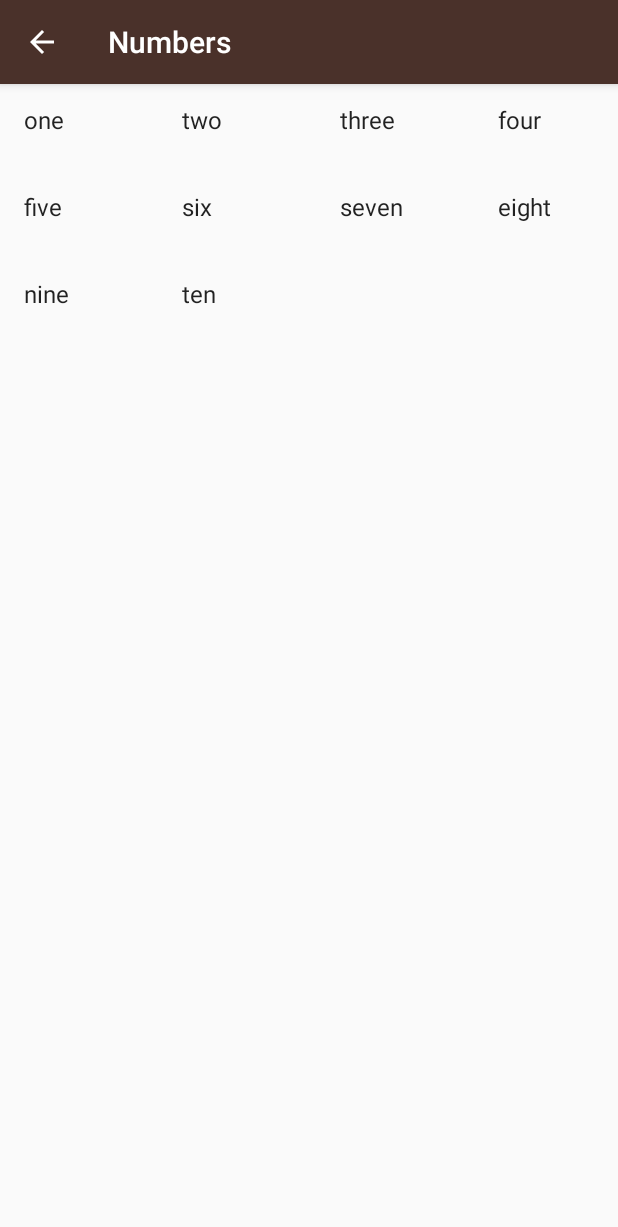
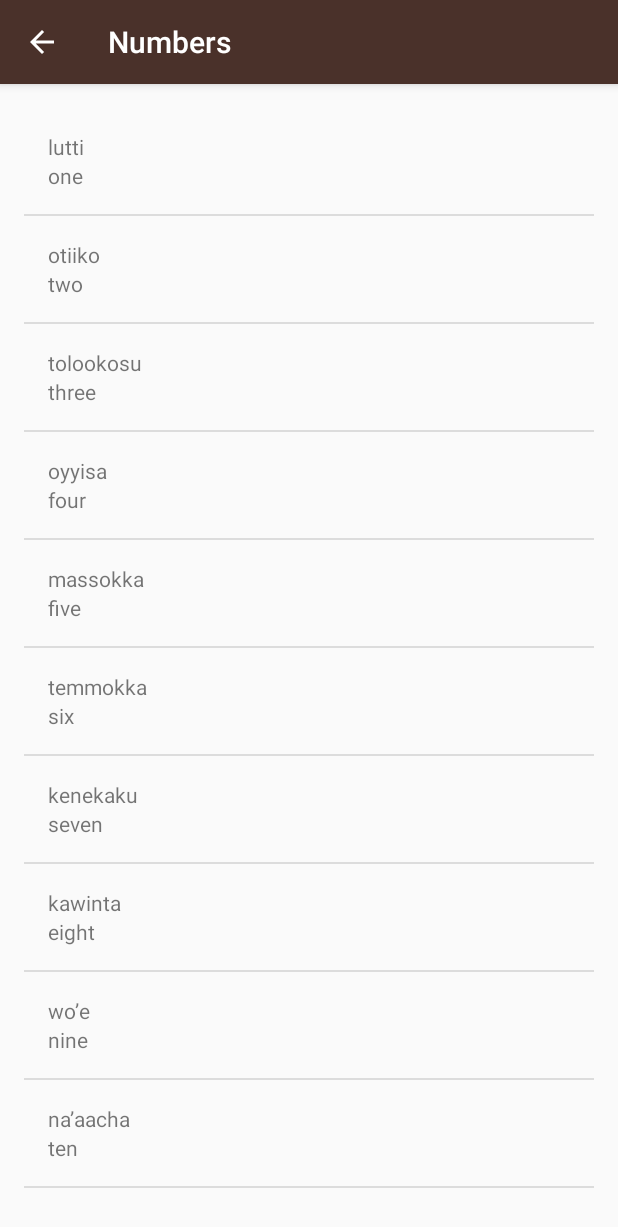
Before and after one commit to thatsabhi22/udacity-Miwok-app, an Android app: the NumbersActivity screen opened directly, with no data from a screen before it, on a phone screen of 412 x 824 dp. Shown: the top 1227 px of the screen. Run offline under Robolectric (Android 15) with nearby library versions, the phone set to English and light mode, and no system bars.

Commit message:
Created a customArrayAdapter for miwok translation listview, also custom listview layout

```diff
--- a/app/src/main/java/com/example/android/miwok/NumbersActivity.java
+++ b/app/src/main/java/com/example/android/miwok/NumbersActivity.java
@@ -3,10 +3,7 @@ package com.example.android.miwok;
 import android.support.v7.app.AppCompatActivity;
 import android.os.Bundle;
 import android.widget.ArrayAdapter;
-import android.widget.GridView;
-import android.widget.LinearLayout;
 import android.widget.ListView;
-import android.widget.TextView;
 
 import java.util.ArrayList;
 
@@ -18,26 +15,32 @@ public class NumbersActivity extends AppCompatActivity {
         setContentView(R.layout.activity_numbers);
 
         //Initialize an Arraylist
-        ArrayList<String> words = new ArrayList<String>();
+        ArrayList<Word> words = new ArrayList<Word>();
 
         //Populating the Arraylist
-        words.add("one");
-        words.add("two");
-        words.add("three");
-        words.add("four");
-        words.add("five");
-        words.add("six");
-        words.add("seven");
-        words.add("eight");
-        words.add("nine");
-        words.add("ten");
+        words.add(new Word("one", "lutti"));
+        words.add(new Word("two", "otiiko"));
+        words.add(new Word("three", "tolookosu"));
+        words.add(new Word("four", "oyyisa"));
+        words.add(new Word("five", "massokka"));
+        words.add(new Word("six", "temmokka"));
+        words.add(new Word("seven", "kenekaku"));
+        words.add(new Word("eight", "kawinta"));
+        words.add(new Word("nine", "wo’e"));
+        words.add(new Word("ten", "na’aacha"));
 
-        ArrayAdapter<String> itemsAdapter = new ArrayAdapter<String>(this, android.R.layout.simple_list_item_1, words);
+        // Create an {@link WordAdapter}, whose data source is a list of {@link Word}s. The
+        // adapter knows how to create list items for each item in the list.
+        WordAdapter wordAdapter = new WordAdapter(this, words);
 
-        //ListView listView = (ListView) findViewById(R.id.list);
-        GridView gridView = (GridView) findViewById(R.id.gridview);
+        // Find the {@link ListView} object in the view hierarchy of the {@link Activity}.
+        // There should be a {@link ListView} with the view ID called list, which is declared in the
+        // activity_numbers.xml layout file.
+        ListView listView = (ListView) findViewById(R.id.list);
 
-        gridView.setAdapter(itemsAdapter);
+        // Make the {@link ListView} use the {@link WordAdapter} we created above, so that the
+        // {@link ListView} will display list items for each {@link Word} in the list.
+        listView.setAdapter(wordAdapter);
 
     }
 }
--- /dev/null
+++ b/app/src/main/java/com/example/android/miwok/Word.java
@@ -0,0 +1,60 @@
+package com.example.android.miwok;
+
+/**
+ * Created by aviator on 15/12/17.
+ */
+
+    /**
+    * {@link Word} represents a vocabulary word that the user wants to learn.
+    * It contains a default translation and a Miwok translation for that word.
+    */
+public class Word {
+
+    /** Default translation for the word */
+    private String mDefaultTranslation;
+
+    /** Miwok translation for the word */
+    private String mMiwokTranslation;
+
+
+    /**
+     +     * Create a new Word object.
+     +     *
+     +     * @param defaultTranslation is the word in a language that the user is already familiar with
+     +     *                           (such as English)
+     +     * @param miwokTranslation is the word in the Miwok language
+     */
+    public Word(String defaultTranslation, String miwokTranslation) {
+        mDefaultTranslation = defaultTranslation;
+        mMiwokTranslation = miwokTranslation;
+    }
+
+    /**
+    * Get the Miwok translation of the word.
+    */
+    public String getmMiwokTranslation() {
+        return mMiwokTranslation;
+    }
+
+    /**
+    * Set the default translation of the word.
+    */
+    public void setmMiwokTranslation(String mMiwokTranslation) {
+        this.mMiwokTranslation = mMiwokTranslation;
+    }
+
+
+    /**
+    * Get the default translation of the word.
+    */
+    public String getmDefaultTranslation() {
+        return mDefaultTranslation;
+    }
+
+    /**
+    * Set the default translation of the word.
+    */
+    public void setmDefaultTranslation(String mDefaultTranslation) {
+        this.mDefaultTranslation = mDefaultTranslation;
+    }
+}
--- /dev/null
+++ b/app/src/main/java/com/example/android/miwok/WordAdapter.java
@@ -0,0 +1,69 @@
+package com.example.android.miwok;
+
+import android.app.Activity;
+import android.support.annotation.NonNull;
+import android.support.annotation.Nullable;
+import android.view.LayoutInflater;
+import android.view.View;
+import android.view.ViewGroup;
+import android.widget.ArrayAdapter;
+import android.widget.TextView;
+
+import java.util.ArrayList;
+
+/**
+ * Created by aviator on 16/12/17.
+ */
+
+public class WordAdapter extends ArrayAdapter<Word> {
+
+    /**
+     * This is our own custom constructor (it doesn't mirror a superclass constructor).
+     * The context is used to inflate the layout file, and the list is the data we want
+     * to populate into the lists.
+     *
+     * @param context        The current context. Used to inflate the layout file.
+     * @param wordList       A List of Word objects to display in a list
+     */
+    public WordAdapter(Activity context, ArrayList<Word> wordList) {
+
+        // Here, we initialize the ArrayAdapter's internal storage for the context and the list.
+        // the second argument is used when the ArrayAdapter is populating a single TextView.
+        // Because this is a custom adapter for two TextViews and an ImageView, the adapter is not
+        // going to use this second argument, so it can be any value. Here, we used 0.
+        super(context, 0, wordList);
+
+    }
+
+    @NonNull
+    @Override
+    public View getView(int position, @Nullable View convertView, @NonNull ViewGroup parent) {
+
+        // Check if the existing view is being reused, otherwise inflate the view
+        View listItemView = convertView;
+        if (listItemView == null) {
+
+            listItemView = LayoutInflater.from(getContext()).
+                    inflate(R.layout.list_item, parent, false);
+        }
+
+        // Get the {@link Word} object located at this position in the list
+        Word currentWord = getItem(position);
+
+        // Find the TextView in the list_item.xml layout with the ID version_name
+        TextView defaultTranslation = listItemView.findViewById(R.id.english_word);
+
+        // Get the default translation from current Word object and
+        // set this text on the name TextView
+        defaultTranslation.setText(currentWord.getmDefaultTranslation());
+
+        // Find the TextView in the list_item.xml layout with the ID version_name
+        TextView miwokTranslation = listItemView.findViewById(R.id.miwok_word);
+
+        // Get the miwok translation from the current Word object and
+        // set this text on the name TextView
+        miwokTranslation.setText(currentWord.getmMiwokTranslation());
+
+        return listItemView;
+    }
+}
--- a/app/src/main/res/layout/activity_numbers.xml
+++ b/app/src/main/res/layout/activity_numbers.xml
@@ -1,13 +1,12 @@
 <?xml version="1.0" encoding="utf-8"?>
-<GridView xmlns:android="http://schemas.android.com/apk/res/android"
+<ListView xmlns:android="http://schemas.android.com/apk/res/android"
     xmlns:tools="http://schemas.android.com/tools"
-    android:id="@+id/gridview"
+    android:id="@+id/list"
+    android:orientation="vertical"
     android:layout_width="match_parent"
     android:layout_height="match_parent"
-    android:columnWidth="90dp"
-    android:numColumns="auto_fit"
-    android:verticalSpacing="10dp"
-    android:horizontalSpacing="10dp"
-    android:stretchMode="columnWidth"
-    android:gravity="center"
+    android:paddingBottom="@dimen/activity_vertical_margin"
+    android:paddingLeft="@dimen/activity_horizontal_margin"
+    android:paddingRight="@dimen/activity_horizontal_margin"
+    android:paddingTop="@dimen/activity_vertical_margin"
     tools:context="com.example.android.miwok.NumbersActivity"/>
--- /dev/null
+++ b/app/src/main/res/layout/list_item.xml
@@ -0,0 +1,21 @@
+<?xml version="1.0" encoding="utf-8"?>
+<LinearLayout
+    xmlns:android="http://schemas.android.com/apk/res/android"
+    android:layout_width="match_parent"
+    android:layout_height="match_parent"
+    android:padding="@dimen/default_list_view_padding"
+    android:orientation="vertical">
+
+    <TextView
+        android:layout_width="wrap_content"
+        android:layout_height="wrap_content"
+        android:text="@string/miwok_word"
+        android:id="@+id/miwok_word"/>
+
+    <TextView
+        android:layout_width="wrap_content"
+        android:layout_height="wrap_content"
+        android:text="@string/english_word"
+        android:id="@+id/english_word"/>
+
+</LinearLayout>
--- a/app/src/main/res/values/dimens.xml
+++ b/app/src/main/res/values/dimens.xml
@@ -18,4 +18,5 @@
     <!-- Default screen margins, per the Android Design guidelines. -->
     <dimen name="activity_horizontal_margin">16dp</dimen>
     <dimen name="activity_vertical_margin">16dp</dimen>
+    <dimen name="default_list_view_padding">16dp</dimen>
 </resources>
--- a/app/src/main/res/values/strings.xml
+++ b/app/src/main/res/values/strings.xml
@@ -32,5 +32,7 @@
     <string name="phrasesActivityLabel">Phrases</string>
     <string name="familyActivityLabel">Family</string>
     <string name="colorsActivityLabel">Colors</string>
+    <string name="miwok_word"><![CDATA[<miwok_word>]]></string>
+    <string name="english_word"><![CDATA[<english_word>]]></string>
 
 </resources>
```
